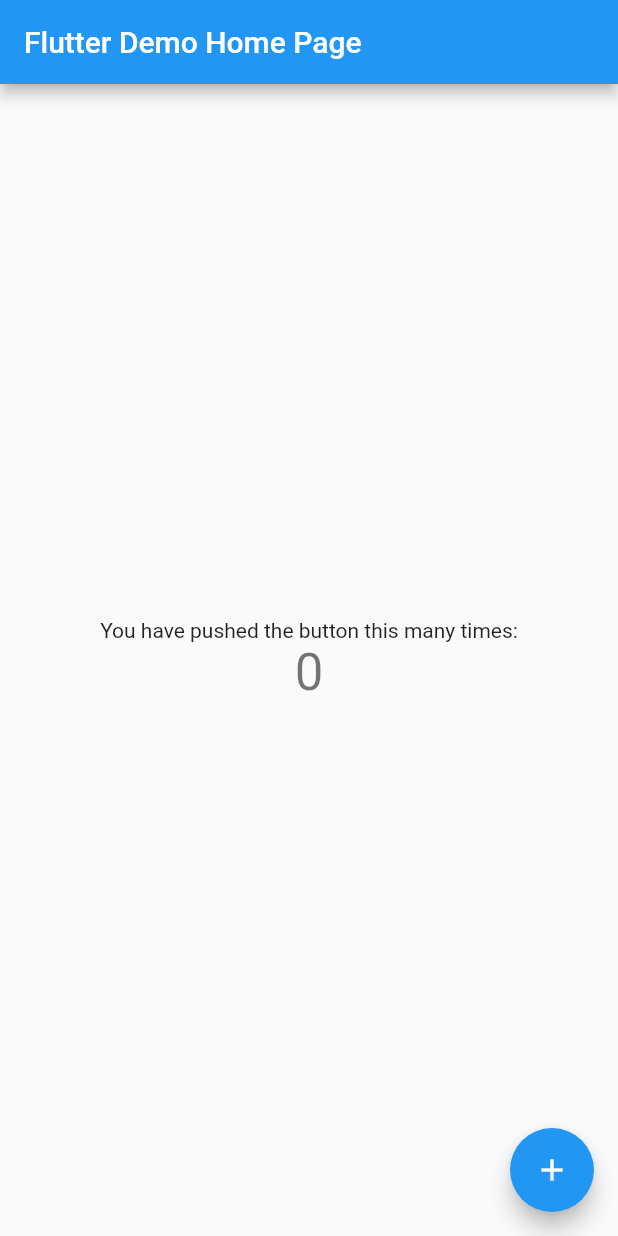
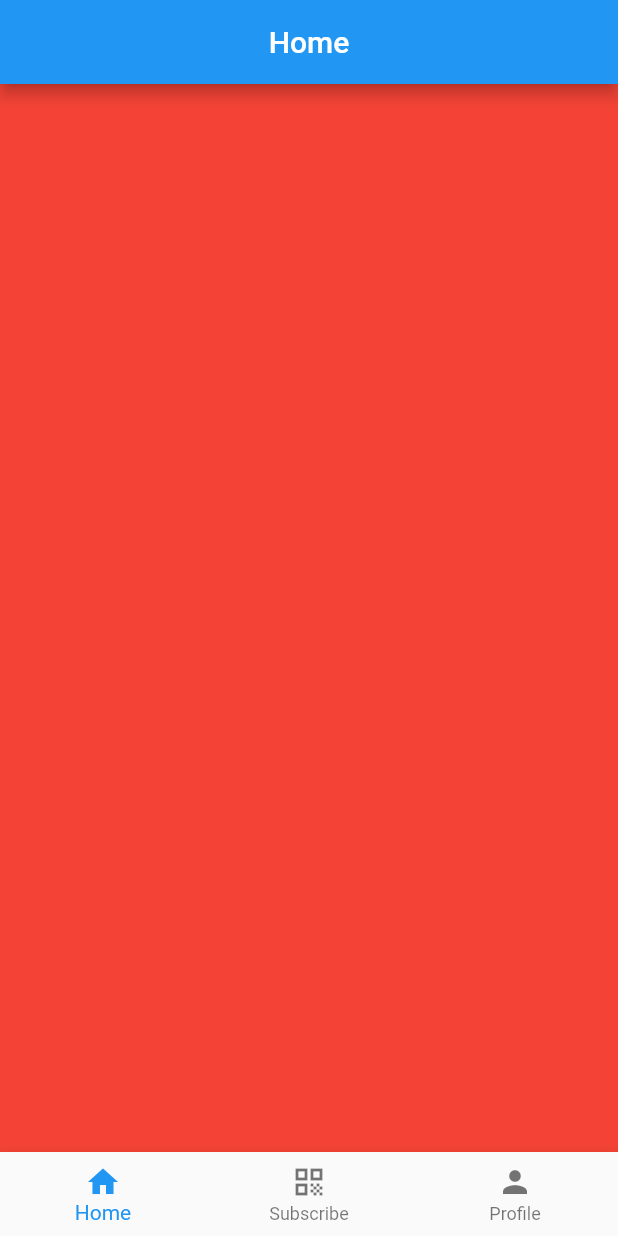
Before and after one commit to joao-martins-inf/trainees_flutter, a Flutter app: the screen it shows after launch, on a phone screen of 412 x 824 dp. Run offline on Flutter 3.47's test engine with Material 2 defaults, Android fonts, the phone set to English and light mode, and no system bars.

```diff
--- a/lib/main.dart
+++ b/lib/main.dart
@@ -1,113 +1,18 @@
 import 'package:flutter/material.dart';
+import 'package:trainees_flutter/screens/home.dart';
+
 
 void main() {
-  runApp(MyApp());
+  runApp(App());
 }
 
-class MyApp extends StatelessWidget {
-  // This widget is the root of your application.
+class App extends StatelessWidget {
   @override
   Widget build(BuildContext context) {
     return MaterialApp(
       title: 'Flutter Demo',
-      theme: ThemeData(
-        // This is the theme of your application.
-        //
-        // Try running your application with "flutter run". You'll see the
-        // application has a blue toolbar. Then, without quitting the app, try
-        // changing the primarySwatch below to Colors.green and then invoke
-        // "hot reload" (press "r" in the console where you ran "flutter run",
-        // or simply save your changes to "hot reload" in a Flutter IDE).
-        // Notice that the counter didn't reset back to zero; the application
-        // is not restarted.
-        primarySwatch: Colors.blue,
-      ),
-      home: MyHomePage(title: 'Flutter Demo Home Page'),
+      debugShowCheckedModeBanner: false,
+      home: Home(),
     );
   }
 }
-
-class MyHomePage extends StatefulWidget {
-  MyHomePage({Key key, this.title}) : super(key: key);
-
-  // This widget is the home page of your application. It is stateful, meaning
-  // that it has a State object (defined below) that contains fields that affect
-  // how it looks.
-
-  // This class is the configuration for the state. It holds the values (in this
-  // case the title) provided by the parent (in this case the App widget) and
-  // used by the build method of the State. Fields in a Widget subclass are
-  // always marked "final".
-
-  final String title;
-
-  @override
-  _MyHomePageState createState() => _MyHomePageState();
-}
-
-class _MyHomePageState extends State<MyHomePage> {
-  int _counter = 0;
-
-  void _incrementCounter() {
-    setState(() {
-      // This call to setState tells the Flutter framework that something has
-      // changed in this State, which causes it to rerun the build method below
-      // so that the display can reflect the updated values. If we changed
-      // _counter without calling setState(), then the build method would not be
-      // called again, and so nothing would appear to happen.
-      _counter++;
-    });
-  }
-
-  @override
-  Widget build(BuildContext context) {
-    // This method is rerun every time setState is called, for instance as done
-    // by the _incrementCounter method above.
-    //
-    // The Flutter framework has been optimized to make rerunning build methods
-    // fast, so that you can just rebuild anything that needs updating rather
-    // than having to individually change instances of widgets.
-    return Scaffold(
-      appBar: AppBar(
-        // Here we take the value from the MyHomePage object that was created by
-        // the App.build method, and use it to set our appbar title.
-        title: Text(widget.title),
-      ),
-      body: Center(
-        // Center is a layout widget. It takes a single child and positions it
-        // in the middle of the parent.
-        child: Column(
-          // Column is also a layout widget. It takes a list of children and
-          // arranges them vertically. By default, it sizes itself to fit its
-          // children horizontally, and tries to be as tall as its parent.
-          //
-          // Invoke "debug painting" (press "p" in the console, choose the
-          // "Toggle Debug Paint" action from the Flutter Inspector in Android
-          // Studio, or the "Toggle Debug Paint" command in Visual Studio Code)
-          // to see the wireframe for each widget.
-          //
-          // Column has various properties to control how it sizes itself and
-          // how it positions its children. Here we use mainAxisAlignment to
-          // center the children vertically; the main axis here is the vertical
-          // axis because Columns are vertical (the cross axis would be
-          // horizontal).
-          mainAxisAlignment: MainAxisAlignment.center,
-          children: <Widget>[
-            Text(
-              'You have pushed the button this many times:',
-            ),
-            Text(
-              '$_counter',
-              style: Theme.of(context).textTheme.headline4,
-            ),
-          ],
-        ),
-      ),
-      floatingActionButton: FloatingActionButton(
-        onPressed: _incrementCounter,
-        tooltip: 'Increment',
-        child: Icon(Icons.add),
-      ), // This trailing comma makes auto-formatting nicer for build methods.
-    );
-  }
-}
--- /dev/null
+++ b/lib/screens/home.dart
@@ -0,0 +1,53 @@
+import 'package:flutter/material.dart';
+import 'package:trainees_flutter/screens/profile.dart';
+
+class Home extends StatefulWidget {
+  @override
+  State<StatefulWidget> createState() {
+    return _HomeState();
+  }
+}
+
+class _HomeState extends State<Home> {
+  int _currentIndex = 0;
+
+  List<String> get _appBarTitle => [
+    "Home",
+    "Subscribe to gym",
+    "Profile"
+  ];
+
+  List<Widget> get _children => [
+        Profile(Colors.red), // home
+        Profile(Colors.green), // QRCode
+        Profile(Colors.black) //Profile
+      ];
+
+  void onTabTapped(int index) {
+    setState(() {
+      _currentIndex = index;
+    });
+  }
+
+  @override
+  Widget build(BuildContext context) {
+    return Scaffold(
+      appBar: AppBar(
+        title: Center(child: Text(_appBarTitle[_currentIndex])),
+      ),
+      body: _children[_currentIndex],
+      bottomNavigationBar: BottomNavigationBar(
+        currentIndex: _currentIndex,
+        onTap: onTabTapped,
+        items: [
+          BottomNavigationBarItem(
+              icon: new Icon(Icons.home), label: "Home"),
+          BottomNavigationBarItem(
+              icon: new Icon(Icons.qr_code), label: "Subscribe"),
+          BottomNavigationBarItem(
+              icon: new Icon(Icons.person), label: "Profile"),
+        ],
+      ),
+    );
+  }
+}
--- /dev/null
+++ b/lib/screens/profile.dart
@@ -0,0 +1,14 @@
+import 'package:flutter/material.dart';
+
+class Profile extends StatelessWidget {
+  final Color color;
+
+  Profile(this.color);
+
+  @override
+  Widget build(BuildContext context) {
+    return Container(
+      color: color,
+    );
+  }
+}
```
Also changed, not shown: lib/widgets/navbar.dart (added).
